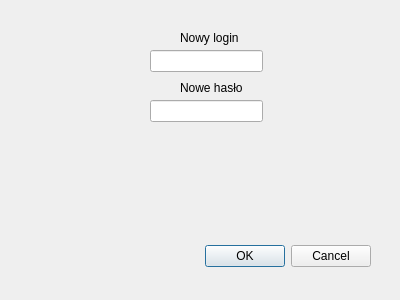
Above: login2.ui from SwingyMan/LibraryManagerQT before the change. Below: the same form after it.
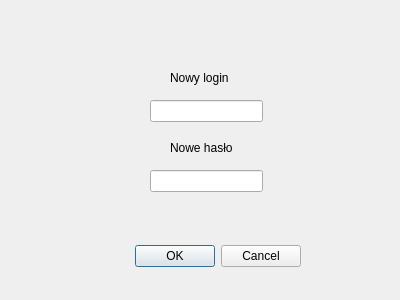
That is the form after the change.

What changed in the file:
```diff
--- a/login2.ui
+++ b/login2.ui
@@ -16,9 +16,9 @@
   <widget class="QDialogButtonBox" name="buttonBox">
    <property name="geometry">
     <rect>
-     <x>30</x>
+     <x>100</x>
      <y>240</y>
-     <width>341</width>
+     <width>201</width>
      <height>32</height>
     </rect>
    </property>
@@ -32,9 +32,9 @@
   <widget class="QLabel" name="label">
    <property name="geometry">
     <rect>
-     <x>180</x>
-     <y>30</y>
-     <width>71</width>
+     <x>170</x>
+     <y>70</y>
+     <width>91</width>
      <height>16</height>
     </rect>
    </property>
@@ -45,9 +45,9 @@
   <widget class="QLabel" name="label_2">
    <property name="geometry">
     <rect>
-     <x>180</x>
-     <y>80</y>
-     <width>71</width>
+     <x>170</x>
+     <y>140</y>
+     <width>91</width>
      <height>16</height>
     </rect>
    </property>
@@ -59,7 +59,7 @@
    <property name="geometry">
     <rect>
      <x>150</x>
-     <y>50</y>
+     <y>100</y>
      <width>113</width>
      <height>22</height>
     </rect>
@@ -69,7 +69,7 @@
    <property name="geometry">
     <rect>
      <x>150</x>
-     <y>100</y>
+     <y>170</y>
      <width>113</width>
      <height>22</height>
     </rect>
```
